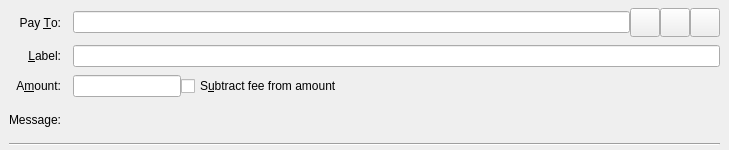
Qt form src/qt/forms/sendcoinsentry.ui (navcoin/navcoin-core) before a commit.
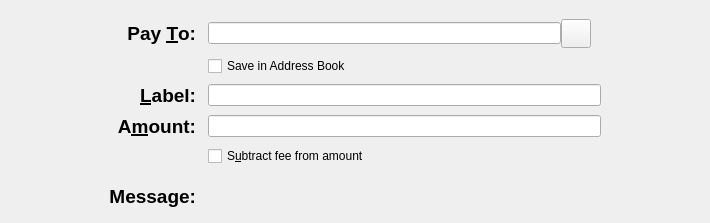
The same form after that commit. Icons and pictures are not drawn. Custom widgets are drawn as their Qt base class.

Patch:
```diff
--- a/src/qt/forms/sendcoinsentry.ui
+++ b/src/qt/forms/sendcoinsentry.ui
@@ -6,8 +6,8 @@
    <rect>
     <x>0</x>
     <y>0</y>
-    <width>729</width>
-    <height>150</height>
+    <width>710</width>
+    <height>223</height>
    </rect>
   </property>
   <property name="focusPolicy">
@@ -39,10 +39,56 @@
     <property name="verticalSpacing">
      <number>8</number>
     </property>
-    <item row="0" column="0">
-     <widget class="QLabel" name="payToLabel">
+    <item row="1" column="0">
+     <spacer name="horizontalSpacer">
+      <property name="orientation">
+       <enum>Qt::Horizontal</enum>
+      </property>
+      <property name="sizeType">
+       <enum>QSizePolicy::Maximum</enum>
+      </property>
+      <property name="sizeHint" stdset="0">
+       <size>
+        <width>100</width>
+        <height>20</height>
+       </size>
+      </property>
+     </spacer>
+    </item>
+    <item row="0" column="2">
+     <spacer name="verticalSpacer">
+      <property name="orientation">
+       <enum>Qt::Vertical</enum>
+      </property>
+      <property name="sizeHint" stdset="0">
+       <size>
+        <width>20</width>
+        <height>40</height>
+       </size>
+      </property>
+     </spacer>
+    </item>
+    <item row="3" column="2">
+     <widget class="QLineEdit" name="addAsLabel">
+      <property name="toolTip">
+       <string>Enter a label for this address to add it to the list of used addresses</string>
+      </property>
+      <property name="styleSheet">
+       <string notr="true"/>
+      </property>
+     </widget>
+    </item>
+    <item row="3" column="1">
+     <widget class="QLabel" name="labellLabel">
+      <property name="font">
+       <font>
+        <pointsize>14</pointsize>
+        <weight>75</weight>
+        <bold>true</bold>
+       </font>
+      </property>
       <property name="text">
-       <string>Pay &amp;To:</string>
+       <string>&amp;Label:</string>
       </property>
       <property name="alignment">
        <set>Qt::AlignRight|Qt::AlignTrailing|Qt::AlignVCenter</set>
@@ -52,7 +98,7 @@
       </property>
      </widget>
     </item>
-    <item row="0" column="1">
+    <item row="1" column="2">
      <layout class="QHBoxLayout" name="payToLayout">
       <property name="spacing">
        <number>0</number>
@@ -91,54 +137,34 @@
        </widget>
       </item>
       <item>
-       <widget class="QToolButton" name="pasteButton">
-        <property name="toolTip">
-         <string>Paste address from clipboard</string>
+       <spacer name="horizontalSpacer_3">
+        <property name="orientation">
+         <enum>Qt::Horizontal</enum>
         </property>
-        <property name="text">
-         <string/>
+        <property name="sizeType">
+         <enum>QSizePolicy::Maximum</enum>
         </property>
-        <property name="icon">
-         <iconset>
-          <normaloff>:/icons/editpaste</normaloff>:/icons/editpaste</iconset>
-        </property>
-        <property name="iconSize">
+        <property name="sizeHint" stdset="0">
          <size>
-          <width>22</width>
-          <height>22</height>
+          <width>10</width>
+          <height>20</height>
          </size>
         </property>
-        <property name="shortcut">
-         <string>Alt+P</string>
-        </property>
-       </widget>
-      </item>
-      <item>
-       <widget class="QToolButton" name="deleteButton">
-        <property name="toolTip">
-         <string>Remove this entry</string>
-        </property>
-        <property name="text">
-         <string/>
-        </property>
-        <property name="icon">
-         <iconset>
-          <normaloff>:/icons/remove</normaloff>:/icons/remove</iconset>
-        </property>
-        <property name="iconSize">
-         <size>
-          <width>22</width>
-          <height>22</height>
-         </size>
-        </property>
-       </widget>
+       </spacer>
       </item>
      </layout>
     </item>
-    <item row="1" column="0">
-     <widget class="QLabel" name="labellLabel">
+    <item row="9" column="1">
+     <widget class="QLabel" name="messageLabel">
+      <property name="font">
+       <font>
+        <pointsize>14</pointsize>
+        <weight>75</weight>
+        <bold>true</bold>
+       </font>
+      </property>
       <property name="text">
-       <string>&amp;Label:</string>
+       <string>Message:</string>
       </property>
       <property name="alignment">
        <set>Qt::AlignRight|Qt::AlignTrailing|Qt::AlignVCenter</set>
@@ -148,18 +174,15 @@
       </property>
      </widget>
     </item>
-    <item row="1" column="1">
-     <widget class="QLineEdit" name="addAsLabel">
-      <property name="toolTip">
-       <string>Enter a label for this address to add it to the list of used addresses</string>
-      </property>
-      <property name="styleSheet">
-       <string notr="true"/>
-      </property>
-     </widget>
-    </item>
-    <item row="2" column="0">
+    <item row="6" column="1">
      <widget class="QLabel" name="amountLabel">
+      <property name="font">
+       <font>
+        <pointsize>14</pointsize>
+        <weight>75</weight>
+        <bold>true</bold>
+       </font>
+      </property>
       <property name="text">
        <string>A&amp;mount:</string>
       </property>
@@ -171,8 +194,8 @@
       </property>
      </widget>
     </item>
-    <item row="2" column="1">
-     <layout class="QHBoxLayout" name="horizontalLayoutAmount" stretch="0,1">
+    <item row="6" column="2">
+     <layout class="QHBoxLayout" name="horizontalLayoutAmount" stretch="0">
       <item>
        <widget class="NavCoinAmountField" name="payAmount">
         <property name="styleSheet">
@@ -180,29 +203,9 @@
         </property>
        </widget>
       </item>
-      <item>
-       <widget class="QCheckBox" name="checkboxSubtractFeeFromAmount">
-        <property name="toolTip">
-         <string>The fee will be deducted from the amount being sent. The recipient will receive less navcoins than you enter in the amount field. If multiple recipients are selected, the fee is split equally.</string>
-        </property>
-        <property name="text">
-         <string>S&amp;ubtract fee from amount</string>
-        </property>
-       </widget>
-      </item>
      </layout>
     </item>
-    <item row="3" column="0">
-     <widget class="QLabel" name="messageLabel">
-      <property name="text">
-       <string>Message:</string>
-      </property>
-      <property name="alignment">
-       <set>Qt::AlignRight|Qt::AlignTrailing|Qt::AlignVCenter</set>
-      </property>
-     </widget>
-    </item>
-    <item row="3" column="1">
+    <item row="9" column="2">
      <widget class="QLabel" name="messageTextLabel">
       <property name="toolTip">
        <string>A message that was attached to the navcoin: URI which will be stored with the transaction for your reference. Note: This message will not be sent over the NavCoin network.</string>
@@ -215,12 +218,84 @@
       </property>
      </widget>
     </item>
-    <item row="4" column="0" colspan="2">
-     <widget class="Line" name="line">
+    <item row="1" column="1">
+     <widget class="QLabel" name="payToLabel">
+      <property name="font">
+       <font>
+        <pointsize>14</pointsize>
+        <weight>75</weight>
+        <bold>true</bold>
+       </font>
+      </property>
+      <property name="text">
+       <string>Pay &amp;To:</string>
+      </property>
+      <property name="alignment">
+       <set>Qt::AlignRight|Qt::AlignTrailing|Qt::AlignVCenter</set>
+      </property>
+      <property name="buddy">
+       <cstring>payTo</cstring>
+      </property>
+     </widget>
+    </item>
+    <item row="7" column="2">
+     <widget class="QCheckBox" name="checkboxSubtractFeeFromAmount">
+      <property name="toolTip">
+       <string>The fee will be deducted from the amount being sent. The recipient will receive less navcoins than you enter in the amount field. If multiple recipients are selected, the fee is split equally.</string>
+      </property>
+      <property name="text">
+       <string>S&amp;ubtract fee from amount</string>
+      </property>
+     </widget>
+    </item>
+    <item row="2" column="2">
+     <widget class="QCheckBox" name="addressBookCheckBox">
+      <property name="text">
+       <string>Save in Address Book</string>
+      </property>
+     </widget>
+    </item>
+    <item row="8" column="2">
+     <spacer name="verticalSpacer_3">
+      <property name="orientation">
+       <enum>Qt::Vertical</enum>
+      </property>
+      <property name="sizeHint" stdset="0">
+       <size>
+        <width>20</width>
+        <height>40</height>
+       </size>
+      </property>
+     </spacer>
+    </item>
+    <item row="1" column="3">
+     <spacer name="horizontalSpacer_2">
       <property name="orientation">
        <enum>Qt::Horizontal</enum>
       </property>
-     </widget>
+      <property name="sizeType">
+       <enum>QSizePolicy::Maximum</enum>
+      </property>
+      <property name="sizeHint" stdset="0">
+       <size>
+        <width>100</width>
+        <height>20</height>
+       </size>
+      </property>
+     </spacer>
+    </item>
+    <item row="10" column="2">
+     <spacer name="verticalSpacer_2">
+      <property name="orientation">
+       <enum>Qt::Vertical</enum>
+      </property>
+      <property name="sizeHint" stdset="0">
+       <size>
+        <width>20</width>
+        <height>40</height>
+       </size>
+      </property>
+     </spacer>
     </item>
    </layout>
   </widget>
```
Left out of the diff: 11 changed lines with no effect on the pictures.
